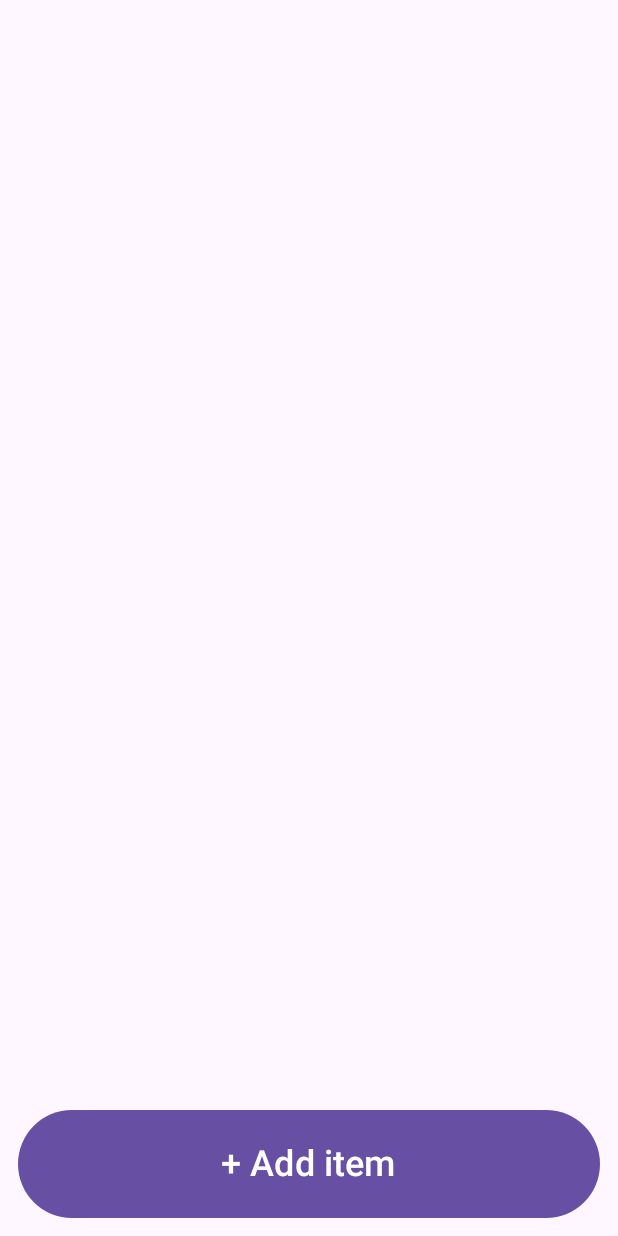
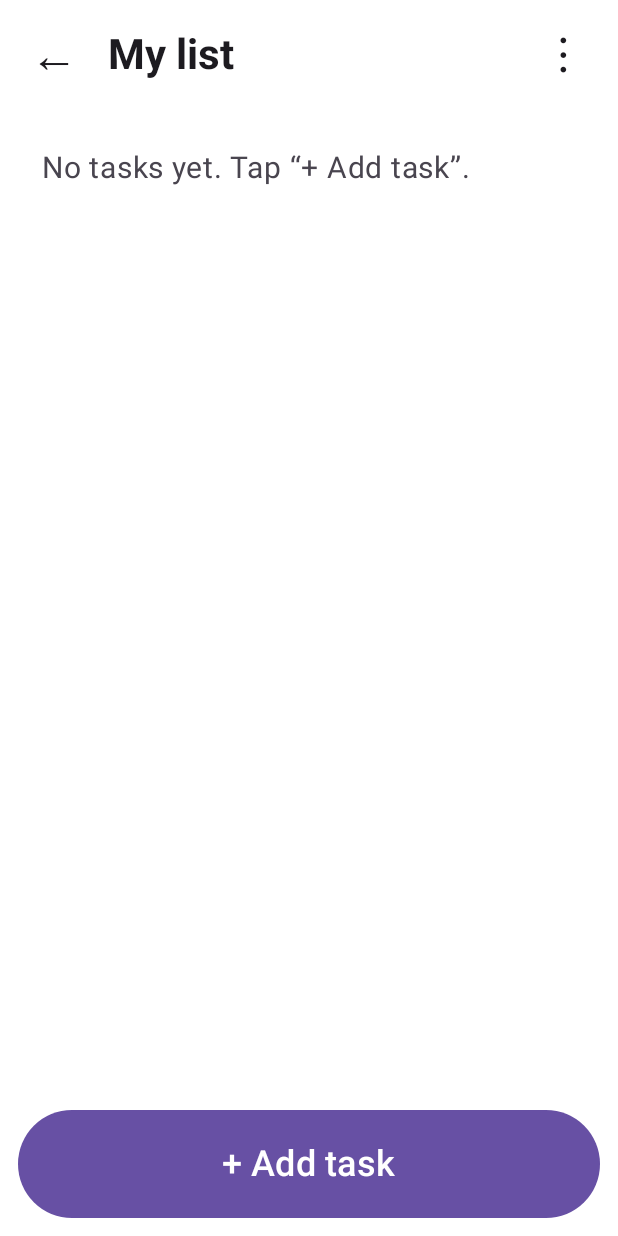
Before and after one commit to douggreenak/Checklist, an Android app built with Jetpack Compose: the screen it shows after launch (MainActivity), after a tap on an icon or button, on a phone screen of 412 x 824 dp. Run offline under Robolectric (Android 15) with nearby library versions, the phone set to English and light mode, and no system bars; 2 other taps on this screen came first.

Commit message:
Multiple lists, swipe gestures, completed section, new screenshots
Co-Authored-By: Claude Sonnet 5.5 <noreply@anthropic.com>

```diff
--- /dev/null
+++ b/app/src/main/java/com/example/checklist/HomeScreen.kt
@@ -0,0 +1,62 @@
+package com.example.checklist
+
+import androidx.compose.foundation.layout.*
+import androidx.compose.foundation.lazy.LazyColumn
+import androidx.compose.foundation.lazy.items
+import androidx.compose.foundation.shape.RoundedCornerShape
+import androidx.compose.material3.*
+import androidx.compose.runtime.Composable
+import androidx.compose.ui.Modifier
+import androidx.compose.ui.text.font.FontWeight
+import androidx.compose.ui.unit.dp
+import androidx.compose.ui.unit.sp
+
+@Composable
+fun HomeScreen(lists: List<TaskList>, onOpen: (TaskList) -> Unit, onAdd: () -> Unit, onDelete: (TaskList) -> Unit) {
+    Scaffold(
+        containerColor = MaterialTheme.colorScheme.background,
+        topBar = {
+            Text(
+                "My Lists", fontSize = 32.sp, fontWeight = FontWeight.Bold,
+                color = MaterialTheme.colorScheme.onBackground,
+                modifier = Modifier.statusBarsPadding().padding(start = 20.dp, top = 20.dp, bottom = 8.dp, end = 20.dp)
+            )
+        },
+        bottomBar = {
+            Button(
+                onClick = onAdd,
+                modifier = Modifier.fillMaxWidth().navigationBarsPadding().padding(12.dp).height(72.dp)
+            ) { Text("+ New list", fontSize = 24.sp) }
+        }
+    ) { pad ->
+        LazyColumn(
+            modifier = Modifier.padding(pad).fillMaxSize(),
+            contentPadding = PaddingValues(12.dp),
+            verticalArrangement = Arrangement.spacedBy(10.dp)
+        ) {
+            if (lists.isEmpty()) item {
+                Text("No lists yet. Tap “+ New list”.", fontSize = 20.sp,
+                    color = MaterialTheme.colorScheme.onSurfaceVariant, modifier = Modifier.padding(16.dp))
+            }
+            items(lists, key = { it.id }) { list ->
+                SwipeRow(rightLabel = null, onSwipeRight = {}, onSwipeLeft = { onDelete(list) }) {
+                    Surface(
+                        onClick = { onOpen(list) },
+                        color = MaterialTheme.colorScheme.surfaceVariant,
+                        shape = RoundedCornerShape(16.dp),
+                        modifier = Modifier.fillMaxWidth().heightIn(min = 84.dp)
+                    ) {
+                        Column(Modifier.padding(horizontal = 20.dp, vertical = 14.dp), verticalArrangement = Arrangement.Center) {
+                            Text(list.name.ifBlank { "Untitled" }, fontSize = 24.sp, fontWeight = FontWeight.SemiBold,
+                                color = MaterialTheme.colorScheme.onSurface)
+                            Text(
+                                "${list.remaining} to do" + if (list.done > 0) " · ${list.done} done" else "",
+                                fontSize = 17.sp, color = MaterialTheme.colorScheme.onSurfaceVariant
+                            )
+                        }
+                    }
+                }
+            }
+        }
+    }
+}
--- /dev/null
+++ b/app/src/main/java/com/example/checklist/ListScreen.kt
@@ -0,0 +1,191 @@
+package com.example.checklist
+
+import androidx.compose.foundation.BorderStroke
+import androidx.compose.foundation.background
+import androidx.compose.foundation.clickable
+import androidx.compose.foundation.layout.*
+import androidx.compose.foundation.lazy.LazyColumn
+import androidx.compose.foundation.lazy.items
+import androidx.compose.foundation.text.BasicTextField
+import androidx.compose.foundation.text.KeyboardActions
+import androidx.compose.foundation.text.KeyboardOptions
+import androidx.compose.material3.*
+import androidx.compose.runtime.*
+import androidx.compose.ui.Alignment
+import androidx.compose.ui.Modifier
+import androidx.compose.ui.focus.FocusRequester
+import androidx.compose.ui.focus.focusRequester
+import androidx.compose.ui.graphics.Color
+import androidx.compose.ui.graphics.SolidColor
+import androidx.compose.ui.text.TextStyle
+import androidx.compose.ui.text.font.FontWeight
+import androidx.compose.ui.text.input.ImeAction
+import androidx.compose.ui.text.style.TextDecoration
+import androidx.compose.ui.unit.dp
+import androidx.compose.ui.unit.sp
+
+@Composable
+fun ListScreen(list: TaskList, onBack: () -> Unit, onDeleteList: () -> Unit) {
+    var focusId by remember { mutableStateOf<Long?>(null) }
+    val active = list.items.filter { !it.checked }
+    val completed = list.items.filter { it.checked }
+
+    fun addAfter(item: Item?) {
+        val new = Item()
+        val at = if (item == null) list.items.size else list.items.indexOf(item) + 1
+        list.items.add(at, new)
+        focusId = new.id
+    }
+
+    Scaffold(
+        containerColor = MaterialTheme.colorScheme.background,
+        topBar = { ListTopBar(list, onBack, onDeleteList) },
+        bottomBar = {
+            Button(
+                onClick = { addAfter(active.lastOrNull()) },
+                modifier = Modifier.fillMaxWidth().navigationBarsPadding().imePadding().padding(12.dp).height(72.dp)
+            ) { Text("+ Add task", fontSize = 24.sp) }
+        }
+    ) { pad ->
+        LazyColumn(
+            modifier = Modifier.padding(pad).fillMaxSize(),
+            contentPadding = PaddingValues(12.dp),
+            verticalArrangement = Arrangement.spacedBy(10.dp)
+        ) {
+            if (active.isEmpty()) item {
+                Text(
+                    if (completed.isEmpty()) "No tasks yet. Tap “+ Add task”." else "All done! 🎉",
+                    fontSize = 20.sp, color = MaterialTheme.colorScheme.onSurfaceVariant,
+                    modifier = Modifier.padding(16.dp)
+                )
+            }
+            items(active, key = { it.id }) { item ->
+                TaskRow(
+                    item, requestFocus = focusId == item.id, onFocused = { focusId = null },
+                    onEnter = { addAfter(item) }, modifier = Modifier.animateItem(),
+                    list = list
+                )
+            }
+            if (completed.isNotEmpty()) {
+                item(key = "completed-header") {
+                    Row(
+                        Modifier.fillMaxWidth().heightIn(min = 64.dp).animateItem()
+                            .clickable { list.showCompleted = !list.showCompleted }.padding(horizontal = 8.dp),
+                        verticalAlignment = Alignment.CenterVertically
+                    ) {
+                        Text(
+                            (if (list.showCompleted) "▾" else "▸") + "  Completed (${completed.size})",
+                            fontSize = 20.sp, fontWeight = FontWeight.SemiBold,
+                            color = MaterialTheme.colorScheme.onSurfaceVariant
+                        )
+                    }
+                }
+                if (list.showCompleted) items(completed, key = { it.id }) { item ->
+                    TaskRow(item, false, {}, {}, Modifier.animateItem(), list)
+                }
+            }
+        }
+    }
+}
+
+@Composable
+private fun ListTopBar(list: TaskList, onBack: () -> Unit, onDeleteList: () -> Unit) {
+    var menu by remember { mutableStateOf(false) }
+    Row(
+        Modifier.fillMaxWidth().statusBarsPadding().padding(horizontal = 8.dp, vertical = 8.dp),
+        verticalAlignment = Alignment.CenterVertically
+    ) {
+        IconButton(onClick = onBack, modifier = Modifier.size(56.dp)) {
+            Text("←", fontSize = 32.sp, color = MaterialTheme.colorScheme.onBackground)
+        }
+        BasicTextField(
+            value = list.name,
+            onValueChange = { list.name = it.replace("\n", "") },
+            singleLine = true,
+            textStyle = TextStyle(fontSize = 28.sp, fontWeight = FontWeight.Bold, color = MaterialTheme.colorScheme.onBackground),
+            cursorBrush = SolidColor(MaterialTheme.colorScheme.primary),
+            modifier = Modifier.weight(1f).padding(horizontal = 8.dp)
+        )
+        Box {
+            IconButton(onClick = { menu = true }, modifier = Modifier.size(56.dp)) {
+                Text("⋮", fontSize = 32.sp, color = MaterialTheme.colorScheme.onBackground)
+            }
+            DropdownMenu(expanded = menu, onDismissRequest = { menu = false }) {
+                DropdownMenuItem(
+                    text = { Text(if (list.showCompleted) "Hide completed" else "Show completed", fontSize = 20.sp) },
+                    onClick = { list.showCompleted = !list.showCompleted; menu = false },
+                    modifier = Modifier.heightIn(min = 56.dp)
+                )
+                DropdownMenuItem(
+                    text = { Text("Delete list", fontSize = 20.sp, color = DeleteRed) },
+                    onClick = { menu = false; onDeleteList() },
+                    modifier = Modifier.heightIn(min = 56.dp)
+                )
+            }
+        }
+    }
+}
+
+@Composable
+private fun TaskRow(
+    item: Item, requestFocus: Boolean, onFocused: () -> Unit, onEnter: () -> Unit,
+    modifier: Modifier, list: TaskList
+) {
+    SwipeRow(
+        rightLabel = if (item.checked) "↩ Not done" else "✓ Done",
+        onSwipeRight = { item.checked = !item.checked },
+        onSwipeLeft = { list.items.remove(item) },
+        modifier = modifier
+    ) {
+        Row(
+            Modifier.fillMaxWidth().background(MaterialTheme.colorScheme.background).padding(vertical = 4.dp),
+            verticalAlignment = Alignment.CenterVertically,
+            horizontalArrangement = Arrangement.spacedBy(8.dp)
+        ) {
+            CheckButton(item.checked) { item.checked = !item.checked }
+            TaskField(item, requestFocus, onFocused, onEnter, Modifier.weight(1f))
+            Button(
+                onClick = { list.items.remove(item) },
+                modifier = Modifier.size(64.dp),
+                contentPadding = PaddingValues(0.dp),
+                colors = ButtonDefaults.buttonColors(containerColor = DeleteRed, contentColor = Color.White)
+            ) { Text("✕", fontSize = 28.sp) }
+        }
+    }
+}
+
+@Composable
+private fun CheckButton(checked: Boolean, onClick: () -> Unit) {
+    OutlinedButton(
+        onClick = onClick,
+        modifier = Modifier.size(64.dp),
+        contentPadding = PaddingValues(0.dp),
+        border = BorderStroke(3.dp, MaterialTheme.colorScheme.primary),
+        colors = if (checked) ButtonDefaults.outlinedButtonColors(
+            containerColor = MaterialTheme.colorScheme.primary,
+            contentColor = MaterialTheme.colorScheme.onPrimary
+        ) else ButtonDefaults.outlinedButtonColors()
+    ) { Text(if (checked) "✓" else "", fontSize = 36.sp) }
+}
+
+@Composable
+private fun TaskField(item: Item, requestFocus: Boolean, onFocused: () -> Unit, onEnter: () -> Unit, modifier: Modifier) {
+    val focus = remember { FocusRequester() }
+    LaunchedEffect(requestFocus) {
+        if (requestFocus) { focus.requestFocus(); onFocused() }
+    }
+    val fg = MaterialTheme.colorScheme.onBackground
+    OutlinedTextField(
+        value = item.text,
+        onValueChange = { item.text = it.replace("\n", "") },
+        modifier = modifier.heightIn(min = 64.dp).focusRequester(focus),
+        textStyle = TextStyle(
+            fontSize = 22.sp,
+            textDecoration = if (item.checked) TextDecoration.LineThrough else null,
+            color = if (item.checked) fg.copy(alpha = 0.5f) else fg
+        ),
+        placeholder = { Text("Type task…", fontSize = 22.sp) },
+        keyboardOptions = KeyboardOptions(imeAction = ImeAction.Next),
+        keyboardActions = KeyboardActions(onNext = { onEnter() })
+    )
+}
--- a/app/src/main/java/com/example/checklist/MainActivity.kt
+++ b/app/src/main/java/com/example/checklist/MainActivity.kt
@@ -3,153 +3,35 @@ package com.example.checklist
 import android.content.Context
 import android.os.Bundle
 import androidx.activity.ComponentActivity
+import androidx.activity.compose.BackHandler
 import androidx.activity.compose.setContent
-import androidx.compose.foundation.BorderStroke
-import androidx.compose.foundation.isSystemInDarkTheme
-import androidx.compose.foundation.layout.*
-import androidx.compose.foundation.lazy.LazyColumn
-import androidx.compose.foundation.lazy.itemsIndexed
-import androidx.compose.foundation.lazy.rememberLazyListState
-import androidx.compose.foundation.text.KeyboardActions
-import androidx.compose.foundation.text.KeyboardOptions
-import androidx.compose.material3.*
 import androidx.compose.runtime.*
-import androidx.compose.runtime.snapshots.SnapshotStateList
-import androidx.compose.ui.Alignment
-import androidx.compose.ui.Modifier
-import androidx.compose.ui.focus.FocusRequester
-import androidx.compose.ui.focus.focusRequester
-import androidx.compose.ui.graphics.Color
-import androidx.compose.ui.platform.LocalContext
-import androidx.compose.ui.text.TextStyle
-import androidx.compose.ui.text.input.ImeAction
-import androidx.compose.ui.text.style.TextDecoration
-import androidx.compose.ui.unit.dp
-import androidx.compose.ui.unit.sp
-import org.json.JSONArray
-import org.json.JSONObject
-
-class Item(text: String = "", checked: Boolean = false, val id: Long = nextId++) {
-    var text by mutableStateOf(text)
-    var checked by mutableStateOf(checked)
-    companion object { var nextId = 0L }
-}
+import androidx.compose.runtime.saveable.rememberSaveable
 
 class MainActivity : ComponentActivity() {
     override fun onCreate(savedInstanceState: Bundle?) {
         super.onCreate(savedInstanceState)
         val prefs = getSharedPreferences("checklist", Context.MODE_PRIVATE)
-        val items = mutableStateListOf<Item>()
-        runCatching {
-            val arr = JSONArray(prefs.getString("items", "[]"))
-            for (i in 0 until arr.length()) {
-                val o = arr.getJSONObject(i)
-                items.add(Item(o.getString("t"), o.getBoolean("c")))
+        val lists = mutableStateListOf<TaskList>().apply { addAll(Store.load(prefs)) }
+        setContent {
+            LaunchedEffect(Unit) {
+                snapshotFlow { Store.toJson(lists) }.collect { Store.save(prefs, it) }
             }
-        }
-        setContent {
-            // Save whenever anything changes.
-            LaunchedEffect(Unit) {
-                snapshotFlow {
-                    JSONArray().also { a ->
-                        items.forEach { a.put(JSONObject().put("t", it.text).put("c", it.checked)) }
-                    }.toString()
-                }.collect { prefs.edit().putString("items", it).apply() }
-            }
-            ChecklistTheme { ChecklistScreen(items) }
-        }
-    }
-}
-
-@Composable
-fun ChecklistTheme(dark: Boolean = isSystemInDarkTheme(), content: @Composable () -> Unit) {
-    MaterialTheme(
-        colorScheme = if (dark) darkColorScheme(
-            primary = Color(0xFFCFBCFF), onPrimary = Color(0xFF381E72),
-            background = Color(0xFF121212), onBackground = Color(0xFFEAEAEA),
-            error = Color(0xFFFF8A80)
-        ) else lightColorScheme(),
-        content = content
-    )
-}
-
-@Composable
-fun ChecklistScreen(items: SnapshotStateList<Item>) {
-    var focusId by remember { mutableStateOf<Long?>(null) }
-    val listState = rememberLazyListState()
-
-    fun addAfter(index: Int) {
-        val item = Item()
-        items.add(index + 1, item)
-        focusId = item.id
-    }
-
-    Scaffold(
-        containerColor = MaterialTheme.colorScheme.background,
-        bottomBar = {
-            Button(
-                onClick = { addAfter(items.lastIndex) },
-                modifier = Modifier.fillMaxWidth().navigationBarsPadding().imePadding()
-                    .padding(12.dp).height(72.dp)
-            ) { Text("+ Add item", fontSize = 24.sp) }
-        }
-    ) { pad ->
-        LazyColumn(
-            state = listState,
-            modifier = Modifier.padding(pad).statusBarsPadding().fillMaxSize(),
-            contentPadding = PaddingValues(12.dp),
-            verticalArrangement = Arrangement.spacedBy(10.dp)
-        ) {
-            itemsIndexed(items, key = { _, it -> it.id }) { index, item ->
-                ItemRow(
-                    item = item,
-                    requestFocus = focusId == item.id,
-                    onFocused = { focusId = null },
-                    onEnter = { addAfter(items.indexOf(item)) },
-                    onDelete = { items.remove(item) }
-                )
+            var openId by rememberSaveable { mutableStateOf<String?>(null) }
+            val open = lists.firstOrNull { it.id == openId }
+            BackHandler(enabled = open != null) { openId = null }
+            ChecklistTheme {
+                if (open == null) {
+                    HomeScreen(
+                        lists,
+                        onOpen = { openId = it.id },
+                        onAdd = { val l = TaskList(); lists.add(l); openId = l.id },
+                        onDelete = { lists.remove(it) }
+                    )
+                } else {
+                    ListScreen(open, onBack = { openId = null }, onDeleteList = { lists.remove(open); openId = null })
+                }
             }
         }
     }
 }
-
-@Composable
-fun ItemRow(item: Item, requestFocus: Boolean, onFocused: () -> Unit, onEnter: () -> Unit, onDelete: () -> Unit) {
-    val focus = remember { FocusRequester() }
-    LaunchedEffect(requestFocus) {
-        if (requestFocus) { focus.requestFocus(); onFocused() }
-    }
-    Row(verticalAlignment = Alignment.CenterVertically, horizontalArrangement = Arrangement.spacedBy(8.dp)) {
-        OutlinedButton(
-            onClick = { item.checked = !item.checked },
-            modifier = Modifier.size(64.dp),
-            contentPadding = PaddingValues(0.dp),
-            border = BorderStroke(3.dp, MaterialTheme.colorScheme.primary),
-            colors = if (item.checked) ButtonDefaults.outlinedButtonColors(
-                containerColor = MaterialTheme.colorScheme.primary,
-                contentColor = MaterialTheme.colorScheme.onPrimary
-            ) else ButtonDefaults.outlinedButtonColors()
-        ) { Text(if (item.checked) "✓" else "", fontSize = 36.sp) }
-
-        OutlinedTextField(
-            value = item.text,
-            onValueChange = { item.text = it.replace("\n", "") },
-            modifier = Modifier.weight(1f).heightIn(min = 64.dp).focusRequester(focus),
-            textStyle = TextStyle(
-                fontSize = 22.sp,
-                textDecoration = if (item.checked) TextDecoration.LineThrough else null,
-                color = if (item.checked) MaterialTheme.colorScheme.onBackground.copy(alpha = 0.5f) else MaterialTheme.colorScheme.onBackground
-            ),
-            placeholder = { Text("Type item…", fontSize = 22.sp) },
-            keyboardOptions = KeyboardOptions(imeAction = ImeAction.Next),
-            keyboardActions = KeyboardActions(onNext = { onEnter() })
-        )
-
-        Button(
-            onClick = onDelete,
-            modifier = Modifier.size(64.dp),
-            contentPadding = PaddingValues(0.dp),
-            colors = ButtonDefaults.buttonColors(containerColor = Color(0xFFD32F2F), contentColor = Color.White)
-        ) { Text("✕", fontSize = 28.sp) }
-    }
-}
--- /dev/null
+++ b/app/src/main/java/com/example/checklist/Model.kt
@@ -0,0 +1,71 @@
+package com.example.checklist
+
+import android.content.SharedPreferences
+import androidx.compose.runtime.getValue
+import androidx.compose.runtime.mutableStateListOf
+import androidx.compose.runtime.mutableStateOf
+import androidx.compose.runtime.setValue
+import org.json.JSONArray
+import org.json.JSONObject
+import java.util.UUID
+
+class Item(text: String = "", checked: Boolean = false, val id: Long = nextId++) {
+    var text by mutableStateOf(text)
+    var checked by mutableStateOf(checked)
+
+    companion object { private var nextId = 0L }
+}
+
+class TaskList(
+    name: String = "New list",
+    items: List<Item> = emptyList(),
+    showCompleted: Boolean = false,
+    val id: String = UUID.randomUUID().toString()
+) {
+    var name by mutableStateOf(name)
+    var showCompleted by mutableStateOf(showCompleted)
+    val items = mutableStateListOf<Item>().apply { addAll(items) }
+
+    val remaining get() = items.count { !it.checked }
+    val done get() = items.count { it.checked }
+}
+
+object Store {
+    private const val KEY = "lists"
+
+    fun toJson(lists: List<TaskList>): String = JSONArray().also { arr ->
+        lists.forEach { l ->
+            arr.put(JSONObject()
+                .put("id", l.id).put("name", l.name).put("showCompleted", l.showCompleted)
+                .put("items", JSONArray().also { ia ->
+                    l.items.forEach { ia.put(JSONObject().put("t", it.text).put("c", it.checked)) }
+                }))
+        }
+    }.toString()
+
+    fun parse(json: String): List<TaskList> {
+        val arr = JSONArray(json)
+        return (0 until arr.length()).map { i ->
+            val o = arr.getJSONObject(i)
+            val ia = o.getJSONArray("items")
+            TaskList(
+                name = o.getString("name"),
+                showCompleted = o.optBoolean("showCompleted"),
+                id = o.getString("id"),
+                items = (0 until ia.length()).map { Item(ia.getJSONObject(it).getString("t"), ia.getJSONObject(it).getBoolean("c")) }
+            )
+        }
+    }
+
+    fun load(prefs: SharedPreferences): List<TaskList> {
+        runCatching { prefs.getString(KEY, null)?.let { return parse(it) } }
+        // Migrate the single list from version 1 of the app.
+        val old = runCatching {
+            val arr = JSONArray(prefs.getString("items", "[]"))
+            (0 until arr.length()).map { Item(arr.getJSONObject(it).getString("t"), arr.getJSONObject(it).getBoolean("c")) }
+        }.getOrDefault(emptyList())
+        return listOf(TaskList("My list", old))
+    }
+
+    fun save(prefs: SharedPreferences, json: String) = prefs.edit().putString(KEY, json).apply()
+}
--- /dev/null
+++ b/app/src/main/java/com/example/checklist/SwipeRow.kt
@@ -0,0 +1,59 @@
+package com.example.checklist
+
+import androidx.compose.foundation.background
+import androidx.compose.foundation.layout.*
+import androidx.compose.foundation.shape.RoundedCornerShape
+import androidx.compose.material3.*
+import androidx.compose.runtime.*
+import androidx.compose.ui.Alignment
+import androidx.compose.ui.Modifier
+import androidx.compose.ui.draw.clip
+import androidx.compose.ui.graphics.Color
+import androidx.compose.ui.unit.dp
+import androidx.compose.ui.unit.sp
+
+/**
+ * Swipe right runs [onSwipeRight] and the row snaps back (the item usually moves elsewhere).
+ * Swipe left runs [onSwipeLeft] (delete) immediately, with no confirmation.
+ */
+@Composable
+fun SwipeRow(
+    rightLabel: String?,
+    onSwipeRight: () -> Unit,
+    onSwipeLeft: () -> Unit,
+    modifier: Modifier = Modifier,
+    content: @Composable () -> Unit
+) {
+    val right by rememberUpdatedState(onSwipeRight)
+    val left by rememberUpdatedState(onSwipeLeft)
+    val state = rememberSwipeToDismissBoxState(confirmValueChange = {
+        when (it) {
+            SwipeToDismissBoxValue.StartToEnd -> { right(); false }
+            SwipeToDismissBoxValue.EndToStart -> { left(); true }
+            else -> false
+        }
+    })
+    SwipeToDismissBox(
+        state = state,
+        modifier = modifier.clip(RoundedCornerShape(16.dp)),
+        enableDismissFromStartToEnd = rightLabel != null,
+        backgroundContent = {
+            val toRight = state.dismissDirection == SwipeToDismissBoxValue.StartToEnd
+            val toLeft = state.dismissDirection == SwipeToDismissBoxValue.EndToStart
+            Box(
+                Modifier.fillMaxSize().background(
+                    when {
+                        toRight -> DoneGreen
+                        toLeft -> DeleteRed
+                        else -> Color.Transparent
+                    }
+                ).padding(horizontal = 24.dp),
+                contentAlignment = if (toRight) Alignment.CenterStart else Alignment.CenterEnd
+            ) {
+                if (toRight) Text(rightLabel ?: "", color = Color.White, fontSize = 22.sp)
+                if (toLeft) Text("Delete", color = Color.White, fontSize = 22.sp)
+            }
+        },
+        content = { content() }
+    )
+}
--- /dev/null
+++ b/app/src/main/java/com/example/checklist/Theme.kt
@@ -0,0 +1,25 @@
+package com.example.checklist
+
+import androidx.compose.foundation.isSystemInDarkTheme
+import androidx.compose.material3.*
+import androidx.compose.runtime.Composable
+import androidx.compose.ui.graphics.Color
+
+val DeleteRed = Color(0xFFD32F2F)
+val DoneGreen = Color(0xFF2E7D32)
+
+@Composable
+fun ChecklistTheme(dark: Boolean = isSystemInDarkTheme(), content: @Composable () -> Unit) {
+    MaterialTheme(
+        colorScheme = if (dark) darkColorScheme(
+            primary = Color(0xFFCFBCFF), onPrimary = Color(0xFF381E72),
+            background = Color(0xFF121212), onBackground = Color(0xFFEAEAEA),
+            surface = Color(0xFF121212), onSurface = Color(0xFFEAEAEA),
+            surfaceVariant = Color(0xFF2A2833), onSurfaceVariant = Color(0xFFCAC4D0)
+        ) else lightColorScheme(
+            background = Color.White, surface = Color.White,
+            surfaceVariant = Color(0xFFEDE7F6)
+        ),
+        content = content
+    )
+}
```
Also changed, not shown: 10 other files.
